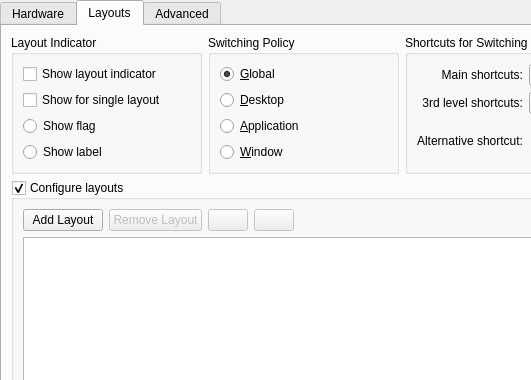
Qt form kcontrol/keyboard/kcm_keyboard.ui (mgottschlag/kwin-tiling) before a commit; both pictures show x 0 to 531 and y 0 to 380 of the 662 by 522 pixel window.
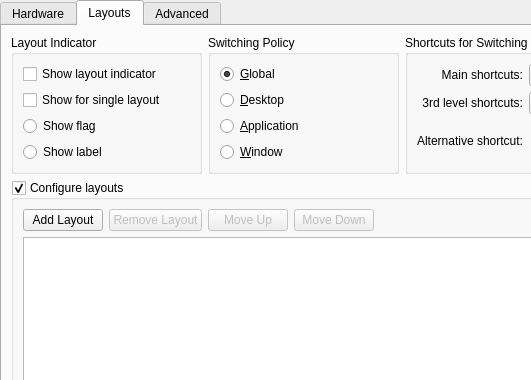
The same form after that commit. The open tabs and pages were chosen to show the change. Custom widgets are drawn as their Qt base class.

The edit to the form file:
```diff
--- a/kcontrol/keyboard/kcm_keyboard.ui
+++ b/kcontrol/keyboard/kcm_keyboard.ui
@@ -307,7 +307,7 @@
             <bool>false</bool>
            </property>
            <property name="text">
-            <string/>
+            <string>Move Up</string>
            </property>
           </widget>
          </item>
@@ -317,7 +317,7 @@
             <bool>false</bool>
            </property>
            <property name="text">
-            <string/>
+            <string>Move Down</string>
            </property>
           </widget>
          </item>
```
Left out of the diff: 2 changed lines with no effect on the pictures.
